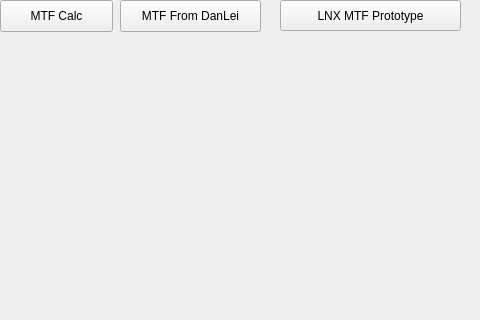
This is mainwindow.ui in Wanncye/MechMindQtMTF as Qt 5 draws it before an edit; both pictures show x 0 to 480 and y 0 to 320 of the 800 by 600 pixel window. The edited form follows.
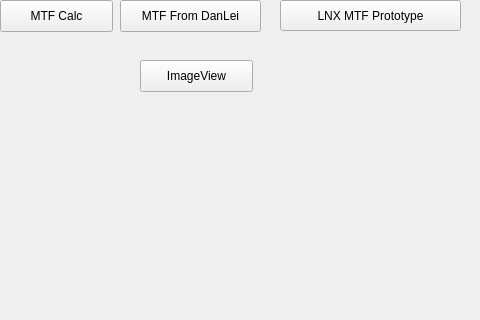
This is the edited form.

What changed in the file:
```diff
--- a/mainwindow.ui
+++ b/mainwindow.ui
@@ -53,6 +53,19 @@
      <string>LNX MTF Prototype</string>
     </property>
    </widget>
+   <widget class="QPushButton" name="imgView">
+    <property name="geometry">
+     <rect>
+      <x>140</x>
+      <y>60</y>
+      <width>113</width>
+      <height>32</height>
+     </rect>
+    </property>
+    <property name="text">
+     <string>ImageView</string>
+    </property>
+   </widget>
   </widget>
   <widget class="QMenuBar" name="menubar">
    <property name="geometry">
```
